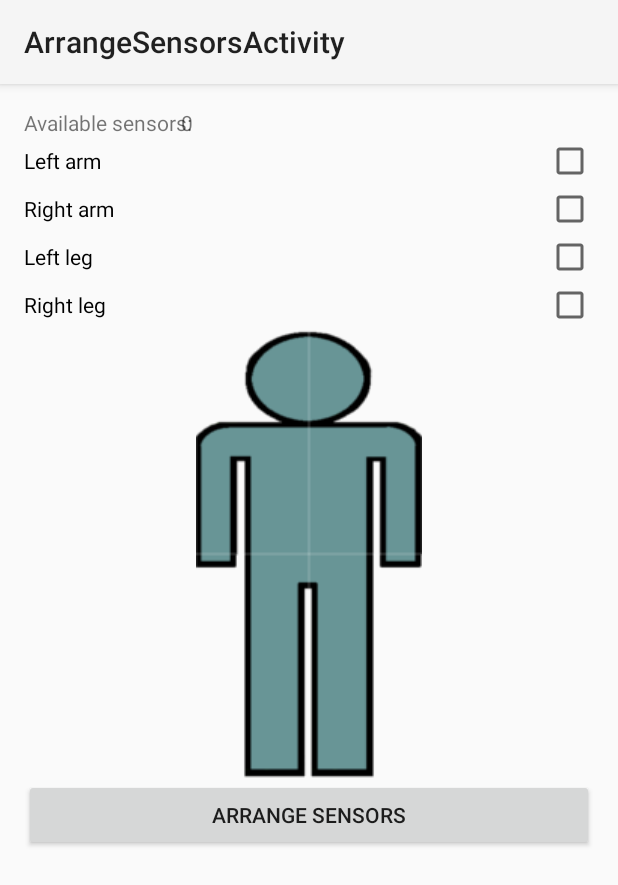
After one commit to roque334/AndroidApps, an Android app: the ArrangeSensorsActivity screen opened directly, with no data from a screen before it, on a phone screen of 412 x 824 dp. The commit adds this screen. Shown: the top 885 px of the screen. Run offline under Robolectric (Android 15) with nearby library versions, the phone set to English and light mode, and no system bars; 3 statements that could not run were skipped.

Commit message:
Menu y disposición de relojes

```diff
--- a/DataApi/common/src/main/java/com/example/roquecontreras/common/Constants.java
+++ b/DataApi/common/src/main/java/com/example/roquecontreras/common/Constants.java
@@ -6,6 +6,7 @@ package com.example.roquecontreras.common;
 public class Constants {
 
         //PATHS
+        public static final String ARRANGE_SENSORS_BY_DATAITEM_PATH = "/arrange-sensors-dataitem";
         public static final String START_ACCLEROMETER_BY_DATAITEM_PATH = "/start-accelerometer-dataitem-service";
         public static final String STOP_ACCLEROMETER_BY_DATAITEM_PATH = "/stop-accelerometer-dataitem-service";
         public static final String SEND_BY_CHANNEL_PATH = "/send-by-channel";
@@ -14,7 +15,11 @@ public class Constants {
         public static final String DATA_ANALYSIS_CAPABILITY = "data_analysis";
         public static final String TREMOR_QUANTIFICATION_CAPABILITY = "tremor_quantification";
 
+        //TO MAKE EVERY NOTIFICACION UNIQUE
         public static final String NOTIFICATION_TIMESTAMP = "timestamp";
+
+        //EXTRAS
+        public static final String WEARABLE_NODES_EXTRA = "werable_nodes_extra";
 
         public static final String ACTION_DISMISS = "com.example.roquecontreras.dataapi.DISMISS";
 }
--- /dev/null
+++ b/DataApi/mobile/src/main/res/layout/activity_arrange_sensors.xml
@@ -0,0 +1,106 @@
+<?xml version="1.0" encoding="utf-8"?>
+<RelativeLayout xmlns:android="http://schemas.android.com/apk/res/android"
+    xmlns:tools="http://schemas.android.com/tools" android:layout_width="match_parent"
+    android:layout_height="match_parent" android:paddingLeft="@dimen/activity_horizontal_margin"
+    android:paddingRight="@dimen/activity_horizontal_margin"
+    android:paddingTop="@dimen/activity_vertical_margin"
+    android:paddingBottom="@dimen/activity_vertical_margin"
+    tools:context="com.example.roquecontreras.dataapi.ArrangeSensorsActivity">
+
+    <TextView
+        android:id="@+id/available_sensors_label"
+        android:layout_width="wrap_content"
+        android:layout_height="wrap_content"
+        android:layout_alignParentTop="true"
+        android:text="@string/available_sensors_label"/>
+
+    <TextView
+        android:id="@+id/available_sensors_textview"
+        android:layout_width="wrap_content"
+        android:layout_height="wrap_content"
+        android:layout_alignParentTop="true"
+        android:layout_alignRight="@+id/available_sensors_label"/>
+
+    <CheckBox
+        android:id="@+id/left_arm_checkbox"
+        android:layout_width="match_parent"
+        android:layout_height="wrap_content"
+        android:text="@string/left_arm"
+        android:onClick="onCheckboxClicked"
+        android:button="@null"
+        android:drawableRight="?android:attr/listChoiceIndicatorMultiple"
+        android:layout_below="@+id/available_sensors_label"/>
+    <CheckBox
+        android:id="@+id/right_arm_checkbox"
+        android:layout_width="match_parent"
+        android:layout_height="wrap_content"
+        android:text="@string/right_arm"
+        android:onClick="onCheckboxClicked"
+        android:button="@null"
+        android:drawableRight="?android:attr/listChoiceIndicatorMultiple"
+        android:layout_below="@+id/left_arm_checkbox"/>
+    <CheckBox
+        android:id="@+id/left_leg_checkbox"
+        android:layout_width="match_parent"
+        android:layout_height="wrap_content"
+        android:text="@string/left_leg"
+        android:onClick="onCheckboxClicked"
+        android:button="@null"
+        android:drawableRight="?android:attr/listChoiceIndicatorMultiple"
+        android:layout_below="@+id/right_arm_checkbox"/>
+    <CheckBox
+        android:id="@+id/right_leg_checkbox"
+        android:layout_width="match_parent"
+        android:layout_height="wrap_content"
+        android:text="@string/right_leg"
+        android:onClick="onCheckboxClicked"
+        android:button="@null"
+        android:drawableRight="?android:attr/listChoiceIndicatorMultiple"
+        android:layout_below="@+id/left_leg_checkbox"/>
+
+    <LinearLayout
+        android:id="@+id/upper_body"
+        android:orientation="horizontal"
+        android:layout_width="wrap_content"
+        android:layout_height="wrap_content"
+        android:layout_below="@+id/right_leg_checkbox"
+        android:layout_centerHorizontal="true">
+        <ImageView
+            android:id="@+id/body_left_arm_imageview"
+            android:layout_width="wrap_content"
+            android:layout_height="wrap_content"
+            android:src="@drawable/body_left_arm_none"/>
+        <ImageView
+            android:id="@+id/body_right_arm_imageview"
+            android:layout_width="wrap_content"
+            android:layout_height="wrap_content"
+            android:src="@drawable/body_right_arm_none"/>
+    </LinearLayout>
+
+    <LinearLayout
+        android:id="@+id/lower_body"
+        android:orientation="horizontal"
+        android:layout_width="wrap_content"
+        android:layout_height="wrap_content"
+        android:layout_centerHorizontal="true"
+        android:layout_below="@+id/upper_body">
+        <ImageView
+            android:id="@+id/body_left_leg_imageview"
+            android:layout_width="wrap_content"
+            android:layout_height="wrap_content"
+            android:src="@drawable/body_left_leg_none"/>
+        <ImageView
+            android:id="@+id/body_right_leg_imageview"
+            android:layout_width="wrap_content"
+            android:layout_height="wrap_content"
+            android:src="@drawable/body_right_leg_none"/>
+    </LinearLayout>
+
+    <Button
+        android:id="@+id/arrange_sensors_button"
+        android:layout_width="match_parent"
+        android:layout_height="wrap_content"
+        android:text="@string/arrange_sensor"
+        android:layout_below="@+id/lower_body"/>
+
+</RelativeLayout>
--- a/DataApi/mobile/src/main/res/values/strings.xml
+++ b/DataApi/mobile/src/main/res/values/strings.xml
@@ -1,10 +1,23 @@
 <resources>
-    <string name="app_name">DataApi</string>
+    <string name="app_name">MORENO</string>
 
     <string name="hello_world">Hello world!</string>
+
+    <!--Main options-->
+    <string name="arrange_sensor">Arrange sensors</string>
+    <string name="start_measurement">Start measurements</string>
+    <string name="stop_measurement">Stop measurements</string>
+
+    <!--Limbs options-->
+    <string name="available_sensors_label">Available sensors:</string>
+    <string name="left_arm">Left arm</string>
+    <string name="right_arm">Right arm</string>
+    <string name="left_leg">Left leg</string>
+    <string name="right_leg">Right leg</string>
+    <string name="ok">Ok</string>
+
+    <!--Settings-->
     <string name="action_settings">Settings</string>
-
-    Settings
     <string name="measurements">Measurements</string>
     <string name="handhelp_wear_sync">Handheld &amp; Wear sync</string>
     <string name="handhelp_server_sync">Handheld &amp; Server sync</string>
@@ -16,4 +29,5 @@
     <string name="sync_wifi_title">Only while on Wi-Fi</string>
     <string name="sync_interval_title">Sync interval</string>
     <string name="sync_interval_summary">Every %1$s hour(s)</string>
+    <string name="title_activity_arrange_sensors">ArrangeSensorsActivity</string>
 </resources>
```
Also changed, not shown: DataApi/mobile/src/main/AndroidManifest.xml (+8 -2 lines), DataApi/mobile/src/main/java/com/example/roquecontreras/dataapi/ArrangeSensorsActivity.java (added, +221 -0 lines), DataApi/mobile/src/main/java/com/example/roquecontreras/dataapi/MainActivity.java (+18 -7 lines), DataApi/mobile/src/main/res/layout/activity_main.xml (+11 -6 lines), DataApi/wear/src/main/java/com/example/roquecontreras/dataapi/WearableService.java (+28 -6 lines), DataApi/mobile/src/main/res/drawable/body_left_arm.png (added), DataApi/mobile/src/main/res/drawable/body_left_arm_none.png (added), DataApi/mobile/src/main/res/drawable/body_left_leg.png (added), DataApi/mobile/src/main/res/drawable/body_left_leg_none.png (added), DataApi/mobile/src/main/res/drawable/body_right_arm.png (added), DataApi/mobile/src/main/res/drawable/body_right_arm_none.png (added), DataApi/mobile/src/main/res/drawable/body_right_leg.png (added), DataApi/mobile/src/main/res/drawable/body_right_leg_none.png (added), 8 other files.
